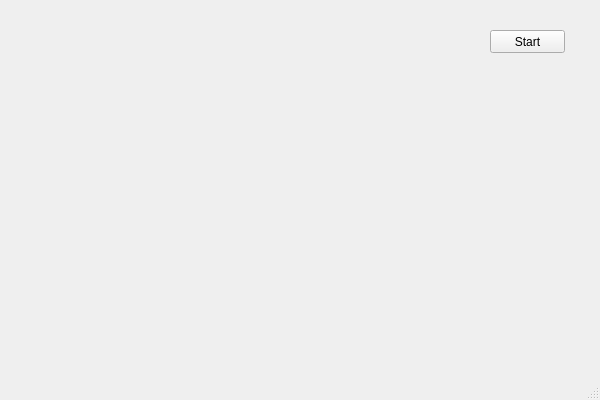
Granddave/Breakout, file Breakout/breakout.ui: the form before one commit.
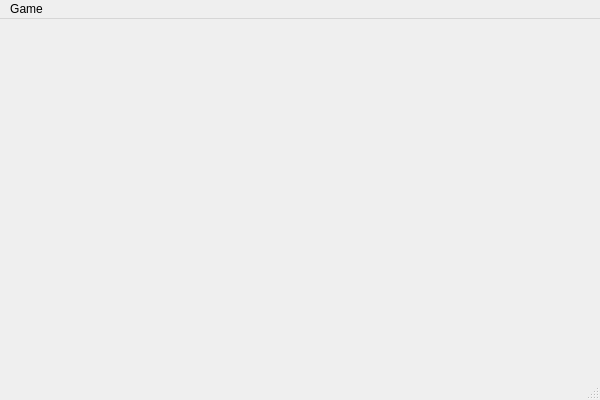
The form after the commit.

Commit message: Menubar tillagd, start knapp borttagen

Patch:
```diff
--- a/Breakout/breakout.ui
+++ b/Breakout/breakout.ui
@@ -13,20 +13,25 @@
   <property name="windowTitle">
    <string>Breakout</string>
   </property>
-  <widget class="QWidget" name="centralWidget">
-   <widget class="QPushButton" name="startButton">
-    <property name="geometry">
-     <rect>
-      <x>490</x>
-      <y>30</y>
-      <width>75</width>
-      <height>23</height>
-     </rect>
+  <widget class="QWidget" name="centralWidget"/>
+  <widget class="QStatusBar" name="statusBar"/>
+  <widget class="QMenuBar" name="menuBar">
+   <property name="geometry">
+    <rect>
+     <x>0</x>
+     <y>0</y>
+     <width>600</width>
+     <height>21</height>
+    </rect>
+   </property>
+   <widget class="QMenu" name="menuGame">
+    <property name="title">
+     <string>Game</string>
     </property>
-    <property name="text">
-     <string>Start</string>
-    </property>
+    <addaction name="actionNew"/>
+    <addaction name="actionExit"/>
    </widget>
+   <addaction name="menuGame"/>
   </widget>
   <widget class="QStatusBar" name="statusBar"/>
  </widget>
```
Left out of the diff: 11 changed lines with no effect on the pictures. The commit also changes 3 other files.
